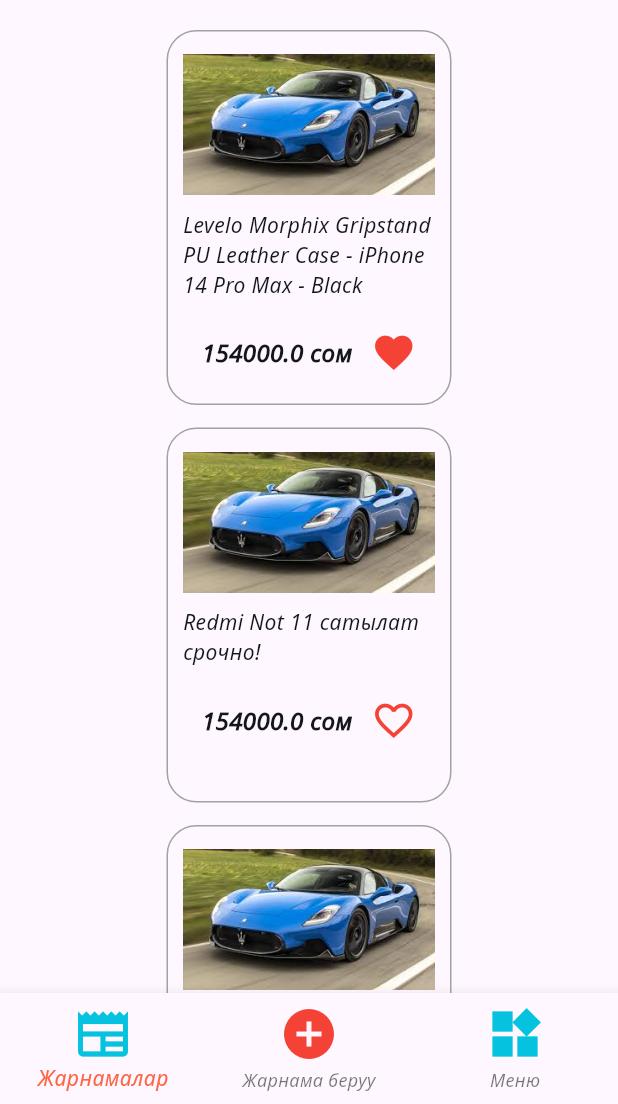
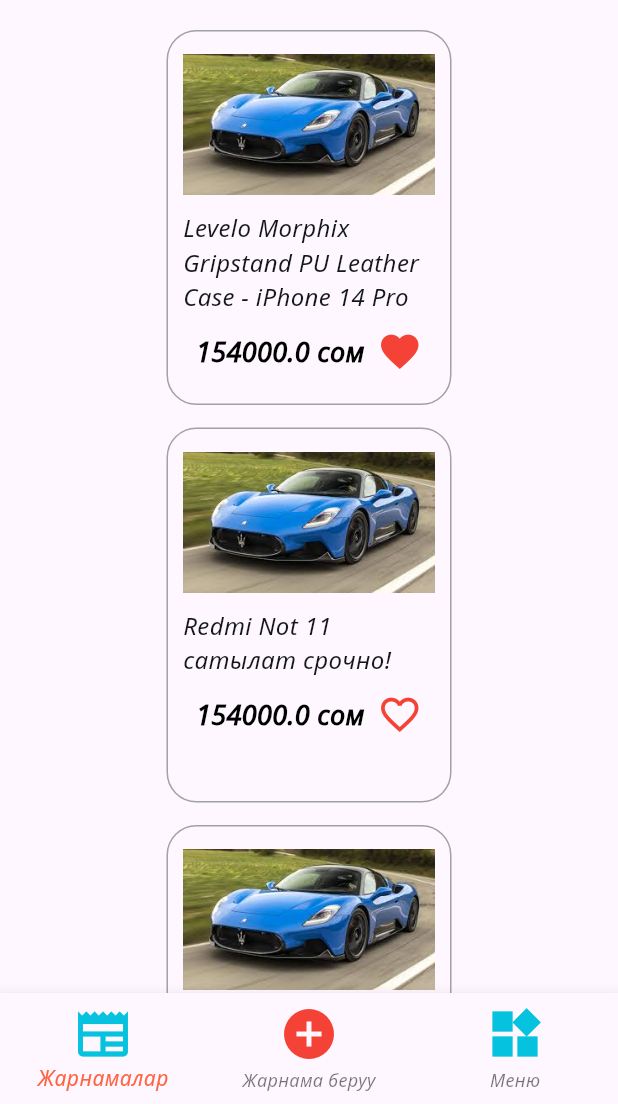
Before and after one commit to BolotKyzy/naryn_market, a Flutter app: the screen it shows after launch, on a phone screen of 412 x 824 dp, the part 132-1236 px from its top. Run offline on Flutter 3.47's test engine with Material 3 defaults, Android fonts, the phone set to English and light mode, and no system bars; our stand-ins replace font_awesome_flutter.

Commit message:
Text style refactoring

```diff
--- /dev/null
+++ b/lib/constants/text_styles/text_styles.dart
@@ -0,0 +1,16 @@
+import 'package:flutter/material.dart';
+import 'package:naryn_market/constants/colors.dart';
+
+class TextStyles {
+  static const description = TextStyle(
+      color: AppColors.lightBlack,
+      fontFamily: 'NotoSans',
+      fontSize: 16,
+      fontWeight: FontWeight.w500);
+
+  static const price = TextStyle(
+      color: AppColors.black,
+      fontFamily: 'NotoSans',
+      fontSize: 18,
+      fontWeight: FontWeight.w700);
+}
--- a/lib/models/news_model/news_data.dart
+++ b/lib/models/news_model/news_data.dart
@@ -24,7 +24,7 @@ class Newsdata extends ChangeNotifier {
         phoneNumber: '+996990551897',
         whatsAppNumber: '+996990551897',
         date: '07/11/2024',
-        category: 'Скутер, велосипед, коляска'),
+        category: 'Телефондор (Электроника)'),
     News(
         id: 3,
         imgUrl: 'assets/icons/car.jpeg',
@@ -33,7 +33,7 @@ class Newsdata extends ChangeNotifier {
         phoneNumber: '+996990551897',
         whatsAppNumber: '+996990551897',
         date: '10/10/2024',
-        category: 'Скутер, велосипед, коляска'),
+        category: 'Мал чарба'),
   ];
 
   UnmodifiableListView<News> get newsList {
--- a/lib/news_page/widgets/news_list.dart
+++ b/lib/news_page/widgets/news_list.dart
@@ -1,5 +1,6 @@
 import 'package:flutter/material.dart';
 import 'package:naryn_market/constants/colors.dart';
+import 'package:naryn_market/constants/text_styles/text_styles.dart';
 import 'package:naryn_market/models/news_model/news_data.dart';
 import 'package:provider/provider.dart';
 
@@ -38,26 +39,19 @@ class NewsList extends StatelessWidget {
                     height: 10,
                   ),
                   Text(
-                      maxLines: 3,
-                      newsItem.description,
-                      style: const TextStyle(
-                          fontWeight: FontWeight.w500,
-                          color: Color(0xff13161B),
-                          fontSize: 14,
-                          fontFamily: 'NotoSans')),
+                    maxLines: 3,
+                    newsItem.description,
+                    style: TextStyles.description,
+                  ),
                   const SizedBox(
-                    height: 20,
+                    height: 10,
                   ),
                   Row(
                     mainAxisAlignment: MainAxisAlignment.spaceEvenly,
                     children: [
                       Text(
                         "${newsItem.price} сом",
-                        style: const TextStyle(
-                            fontWeight: FontWeight.w600,
-                            color: Color(0xff13161B),
-                            fontSize: 16,
-                            fontFamily: 'NotoSans'),
+                        style: TextStyles.price,
                       ),
                       InkWell(
                         onTap: () {
```
Also changed, not shown: lib/constants/themes/app_theme.dart (+0 -145 lines), lib/news_page/news_detail_page.dart (+27 -7 lines).
